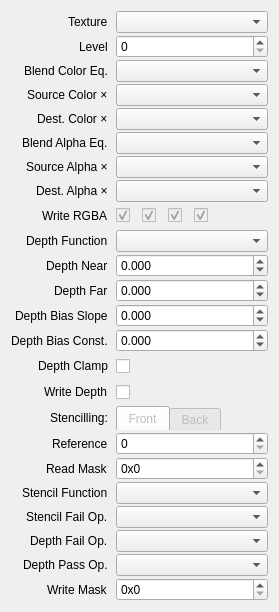
Qt form src/session/AttachmentProperties.ui (houmain/gpupad) before a commit.
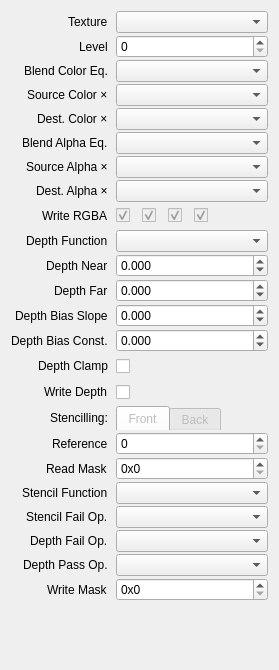
The same form after that commit. Custom widgets are drawn as their Qt base class.

```diff
--- a/src/session/AttachmentProperties.ui
+++ b/src/session/AttachmentProperties.ui
@@ -7,7 +7,7 @@
     <x>0</x>
     <y>0</y>
     <width>279</width>
-    <height>586</height>
+    <height>670</height>
    </rect>
   </property>
   <layout class="QVBoxLayout" name="verticalLayout">
```
Left out of the diff: 4 changed lines with no effect on the pictures.
